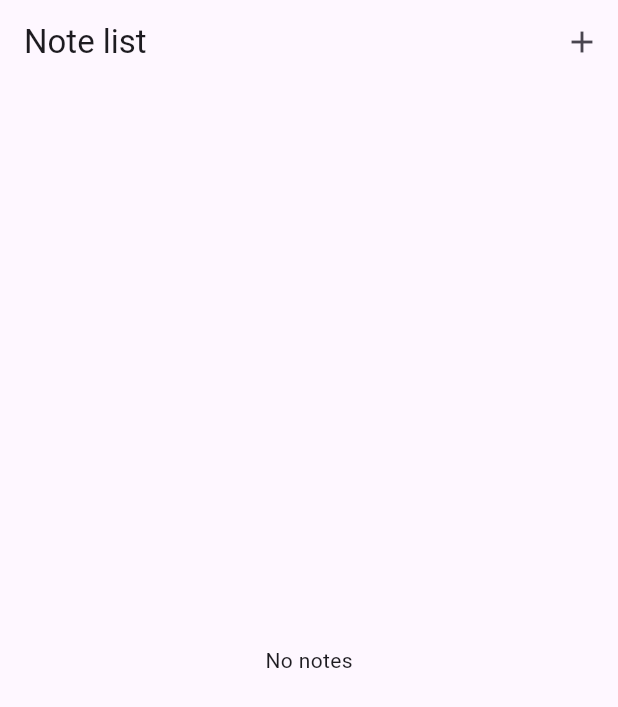
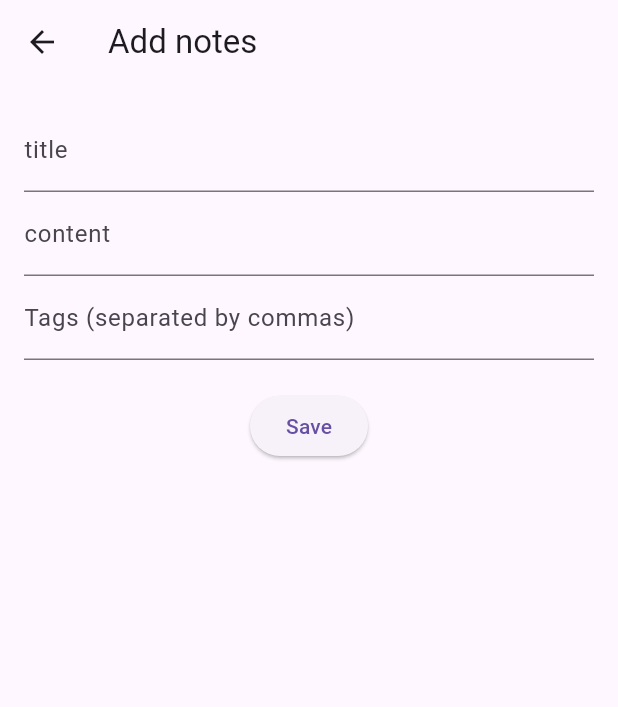
Before and after one commit to LinWenhao5/note_lite, a Flutter app: the screen it shows after launch, after a tap on the "add" icon, on a phone screen of 412 x 824 dp. Shown: the top 707 px of the screen. Run offline on Flutter 3.47's test engine with Material 3 defaults, Android fonts, the phone set to English and light mode, and no system bars; our stand-ins replace cloud_firestore, firebase_core; accounts and stored records are empty.

Commit message:
style: AddNoteScreen.dart can be added to the home page

```diff
--- /dev/null
+++ b/lib/ui/screens/AddNoteScreen.dart
@@ -0,0 +1,65 @@
+import 'package:flutter/material.dart';
+import 'package:note_lite/models/note.dart';
+
+import '../../services/note_service.dart';
+
+class AddNoteScreen extends StatefulWidget {
+  const AddNoteScreen({super.key});
+
+  @override
+  _AddNoteScreenState createState() => _AddNoteScreenState();
+}
+
+class _AddNoteScreenState extends State<AddNoteScreen> {
+  final _titleController = TextEditingController();
+  final _contentController = TextEditingController();
+  final _tagsController = TextEditingController();
+  final NoteService _noteService = NoteService();
+
+  @override
+  Widget build(BuildContext context) {
+    return Scaffold(
+      appBar: AppBar(title: Text("Add notes")),
+      body: Padding(
+        padding: EdgeInsets.all(16),
+        child: Column(
+          children: [
+            TextField(
+              controller: _titleController,
+              decoration: InputDecoration(labelText: "title"),
+            ),
+            TextField(
+              controller: _contentController,
+              decoration: InputDecoration(labelText: 'content'),
+            ),
+            TextField(
+              controller: _tagsController,
+              decoration: InputDecoration(labelText: 'Tags (separated by commas)'),
+            ),
+            SizedBox(height: 20),
+            ElevatedButton(
+                onPressed: () async {
+                  var note = Note(
+                      title: _titleController.text,
+                      content: _contentController.text,
+                      createdAt: DateTime.now(),
+                      updateAt: DateTime.now(),
+                      tags: _tagsController.text.split(",")
+                  );
+
+                  await _noteService.addNote(note);
+
+                  if (mounted) {
+                    WidgetsBinding.instance.addPostFrameCallback((_) {
+                      Navigator.pop(context);
+                    });
+                  }
+                },
+                child: Text("Save")
+            )
+          ],
+        )
+      ),
+    );
+  }
+}
--- a/lib/ui/screens/NoteListScreen.dart
+++ b/lib/ui/screens/NoteListScreen.dart
@@ -1,4 +1,5 @@
 import 'package:flutter/material.dart';
+import 'package:note_lite/ui/screens/AddNoteScreen.dart';
 
 import '../../models/note.dart';
 import '../../services/note_service.dart';
@@ -18,6 +19,7 @@ class NoteListScreen extends StatelessWidget {
           IconButton(
             icon: Icon(Icons.add),
             onPressed: () {
+              Navigator.push(context, MaterialPageRoute(builder: (context) => AddNoteScreen()));
             },
           ),
         ],
```
